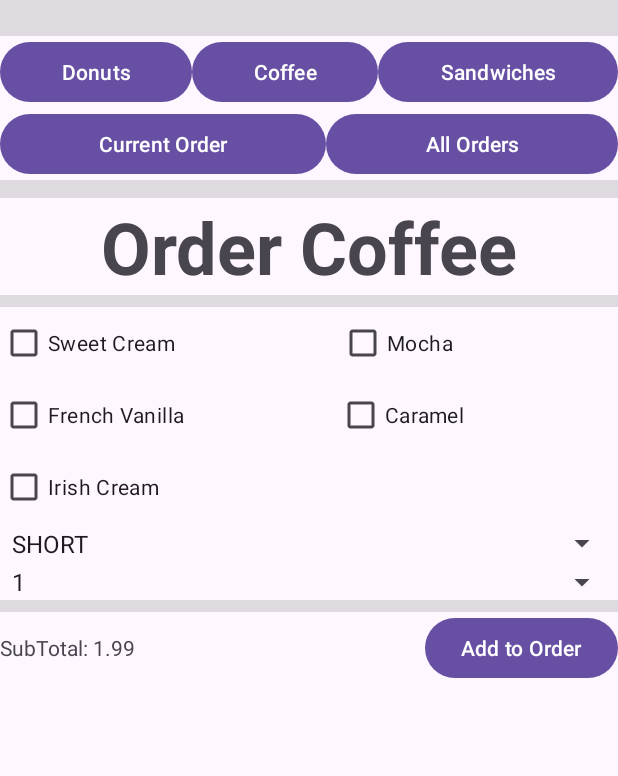
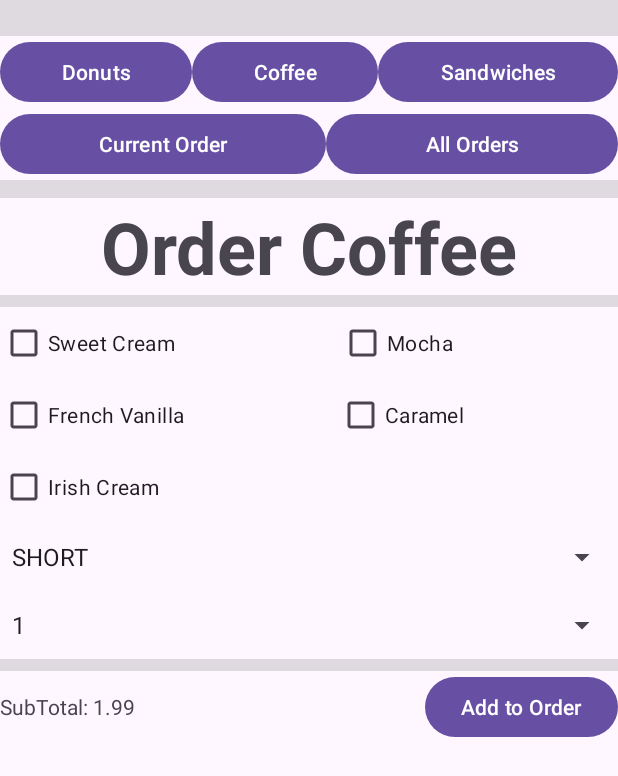
Before and after one commit to woogyeom/CS213-Project-5, an Android app: the screen it shows after launch (MainActivity), after a tap on "Coffee", on a phone screen of 412 x 824 dp. Shown: the top 776 px of the screen. Run offline under Robolectric (Android 15) with nearby library versions, the phone set to English and light mode, and no system bars.

Commit message:
CoffeeFragment

```diff
--- a/app/src/main/res/layout/fragment_coffee.xml
+++ b/app/src/main/res/layout/fragment_coffee.xml
@@ -81,12 +81,12 @@
         <Spinner
             android:id="@+id/coffeeSize"
             android:layout_width="match_parent"
-            android:layout_height="27dp" />
+            android:layout_height="45dp" />
 
         <Spinner
             android:id="@+id/coffeeQuantity"
             android:layout_width="match_parent"
-            android:layout_height="wrap_content" />
+            android:layout_height="45dp" />
 
         <View
             android:id="@+id/divider5"
```
